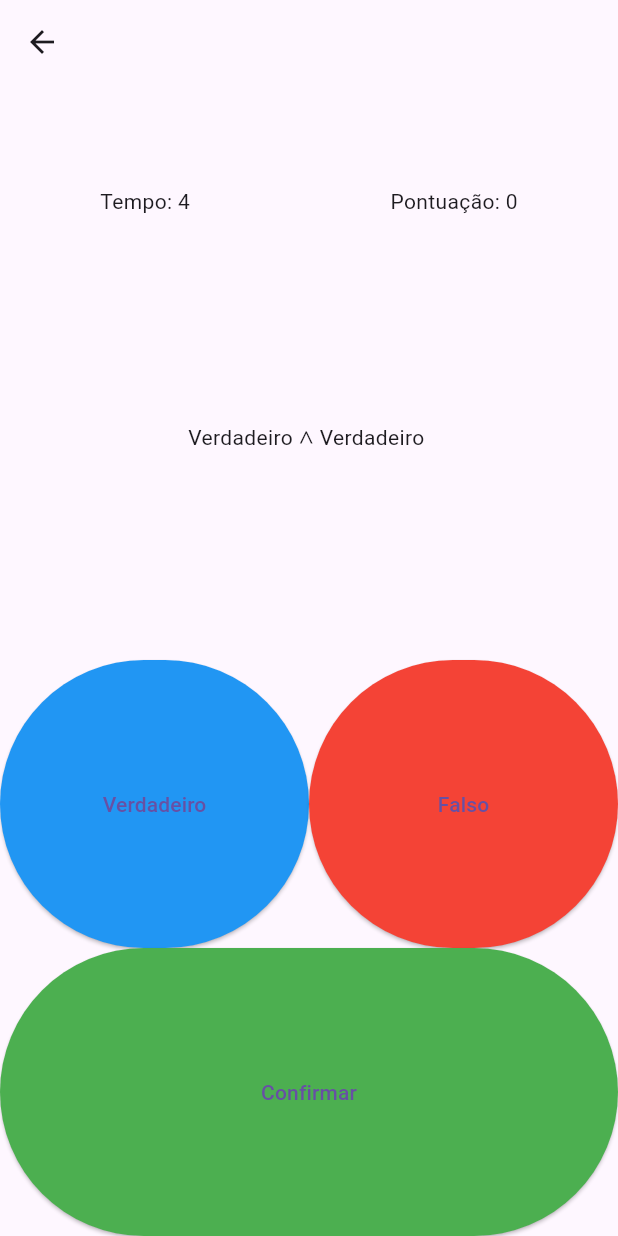
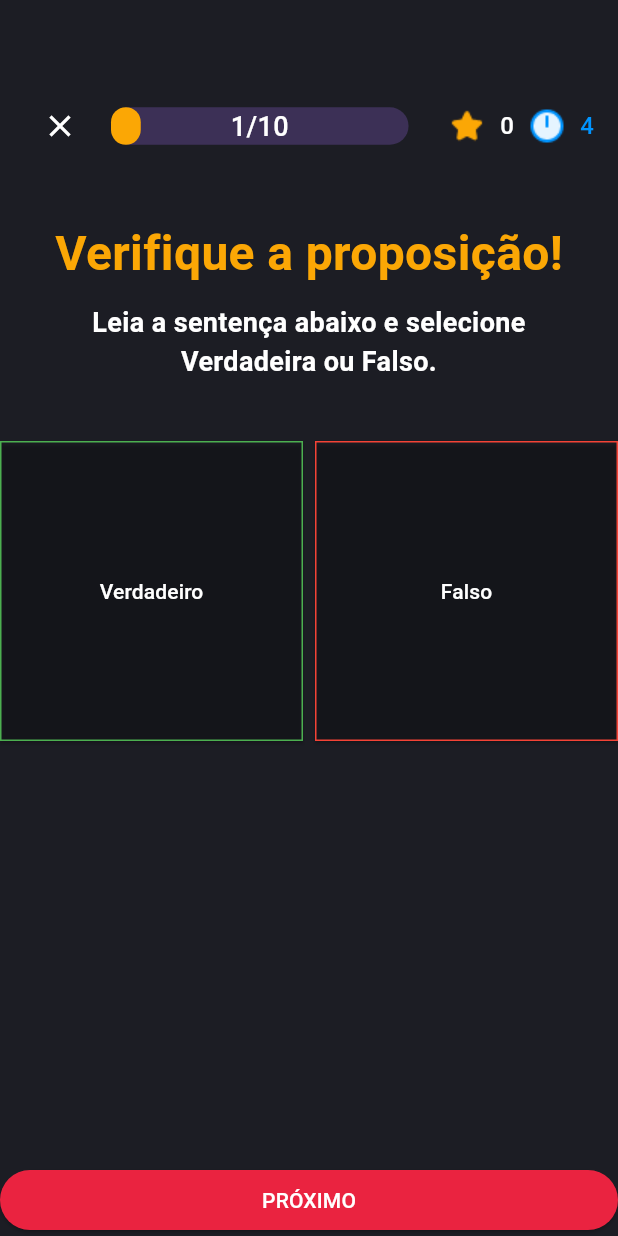
Before and after one commit to Vet0r/jogo-tabela-verdade, a Flutter app: the screen it shows after launch, after a tap on "Complete o Nível Fácil", on a phone screen of 412 x 824 dp. Run offline on Flutter 3.47's test engine with Material 3 defaults, Android fonts, the light colour scheme and no system bars; drawn by our look-alikes of percent_indicator; our stand-ins replace firebase_core; accounts and stored records are empty; Roboto replaces fonts that are missing (Quicksand).

Commit message:
altulizações da segunda pagina

```diff
--- a/jogo_logica/lib/custom_theme.dart
+++ b/jogo_logica/lib/custom_theme.dart
@@ -4,3 +4,7 @@ import 'package:flutter/services.dart';
 const Color backgroundColor = Color.fromRGBO(28, 29, 36, 100);
 const Color fontPrincipal = Color.fromRGBO(251, 167, 5, 1);
 const Color borda = Color.fromRGBO(122, 122, 122, 1);
+const Color embaixoBorda = Color.fromRGBO(60, 48, 86, 1);
+const Color CorDoBotao = Color.fromRGBO(234, 35, 64, 1);
+const Color bordaVerdadeiro = Color.fromRGBO(55, 170, 87, 1);
+const Color CorDoRelogio = Color.fromRGBO(0, 148, 255, 1);
--- a/jogo_logica/lib/jogo.dart
+++ b/jogo_logica/lib/jogo.dart
@@ -1,10 +1,13 @@
+
 import 'dart:async';
 import 'dart:math';
 
 import 'package:flutter/material.dart';
 import 'package:flutter/src/widgets/container.dart';
 import 'package:flutter/src/widgets/framework.dart';
+import 'package:jogo_logica/custom_theme.dart';
 import 'package:jogo_logica/pontuacao.dart';
+import 'package:percent_indicator/linear_percent_indicator.dart';
 
 import 'dificuldades.dart';
 
@@ -36,92 +39,179 @@ class _JogarState extends State<Jogar> {
   @override
   Widget build(BuildContext context) {
     return Scaffold(
-      appBar: AppBar(),
+      backgroundColor: backgroundColor,
+     appBar:AppBar(
+  automaticallyImplyLeading: false,
+  backgroundColor: Colors.transparent,
+  bottom: PreferredSize(
+    preferredSize: Size.fromHeight(60.0),
+    child: Padding(
+      padding: const EdgeInsets.symmetric(vertical: 8.0, horizontal: 16.0),
+      child: Row(
+        mainAxisAlignment: MainAxisAlignment.spaceBetween,
+        children: [
+          IconButton(
+            icon: Icon(Icons.close, color: Colors.white, size: 24,),
+            onPressed: () {
+
+              Navigator.of(context).pop();
+            },
+          ),
+          Expanded(
+            child: LinearPercentIndicator(
+              width: MediaQuery.of(context).size.width * 0.53,
+              animation: true,
+              lineHeight: 25.0,
+              animationDuration: 2500,
+              percent: 0.1,
+              center: Text(
+                "1/10",
+                style: TextStyle(
+                  color: Colors.white,
+                  fontSize: 18,
+                  fontWeight: FontWeight.w500,
+                ),
+              ),
+              linearStrokeCap: LinearStrokeCap.roundAll,
+              progressColor: fontPrincipal,
+              backgroundColor: embaixoBorda,
+              barRadius: Radius.circular(14),
+            ),
+          ),
+          Row(
+            children: [
+              Image.asset('assets/icons/estrela.png'),
+              SizedBox(width: 10),
+              Text(
+                "$pontuacao",
+                style: TextStyle(
+                  color: Colors.white,
+                  fontSize: 16,
+                  fontWeight: FontWeight.w500,
+                ),
+              ),
+            ],
+          ),
+          SizedBox(width: 10),
+          Row(
+            children: [
+              Image.asset('assets/icons/relogio.png'),
+              SizedBox(width: 10),
+              Text(
+                "$_start",
+                style: TextStyle(
+                  color: CorDoRelogio,
+                  fontSize: 16,
+                  fontWeight: FontWeight.w500,
+                ),
+              ),
+            ],
+          ),
+        ],
+      ),
+    ),
+  ),
+),
       body: Column(
         children: [
-          Expanded(
+          Center(
                   child: Column(
                     mainAxisAlignment: MainAxisAlignment.spaceEvenly,
                     children: [
-                Row(
-                  mainAxisAlignment: MainAxisAlignment.spaceEvenly,
-                  children: [
-                    Text("Tempo: $_start"),
-                    Container(),
-                    Text("Pontuação: $pontuacao"),
-                  ],
+                      Padding(padding: EdgeInsets.only(top: 30)),
+                      Text('Verifique a proposição!',style: TextStyle(color: fontPrincipal, fontSize: 32,fontWeight: FontWeight.w600, fontFamily: 'Quicksand'),),
+                      Padding(padding: EdgeInsets.only(top: 10)),
+                      Text("Leia a sentença abaixo e selecione\nVerdadeira ou Falso.",textAlign: TextAlign.center,
+                      style: TextStyle(color: Colors.white,fontSize: 18,fontWeight: FontWeight.w600, fontFamily: 'Quicksand')),],),
                   ),
-                Container(),
-                Text(widget.dificuldade[numero].pergunta),
-                Container()
-              ],
-            ),
-          ),
+                  Padding(padding: EdgeInsets.only(top: 40)),
           Expanded(
   child: Column(
     children: [
-              Expanded(
-                child: Row(
+      Row(
         children: [
           Expanded(
+            child: SizedBox(
+              height: 200,
+              width: 200,
               child: ElevatedButton(
                 style: ButtonStyle(
-                            backgroundColor:
-                                MaterialStateProperty.all<Color>(Colors.blue)),
+                  backgroundColor: MaterialStateProperty.all<Color>(Colors.transparent),
+                  shape: MaterialStateProperty.all<RoundedRectangleBorder>(
+                    RoundedRectangleBorder(
+                      borderRadius: BorderRadius.zero, // Bordas quadradas
+                      side: BorderSide(color: Colors.green, width: 1.0), // Borda verde
+                    ),
+                  ),
+                  minimumSize: MaterialStateProperty.all<Size>(Size(100, 100)), // Tamanho mínimo
+                ),
                 onPressed: () {
                   setState(() {
                     resp = true;
                   });
                 },
                 child: Center(
-                          child: Container(
-                            child: Text("Verdadeiro"),
+                  child: Text(
+                    "Verdadeiro",
+                    style: TextStyle(color: Colors.white), // Texto verde
                   ),
                 ),
               ),
             ),
+          ),
+          SizedBox(width: 8),
+
           Expanded(
-                      child: Container(
+            child: SizedBox(
+              height: 200,
+              width: 200,
               child: ElevatedButton(
                 style: ButtonStyle(
-                              backgroundColor:
-                                  MaterialStateProperty.all<Color>(Colors.red)),
+                  backgroundColor: MaterialStateProperty.all<Color>(Colors.transparent),
+                  shape: MaterialStateProperty.all<RoundedRectangleBorder>(
+                    RoundedRectangleBorder(
+                      borderRadius: BorderRadius.zero,
+                      side: BorderSide(color: Colors.red, width: 1.0),
+                    ),
+                  ),
+                  minimumSize: MaterialStateProperty.all<Size>(Size(100, 100)), // Tamanho mínimo
+                ),
                 onPressed: () {
                   setState(() {
                     resp = false;
                   });
                 },
                 child: Center(
-                            child: Text("Falso"),
+                  child: Text(
+                    "Falso",
+                    style: TextStyle(color: Colors.white),
+                  ),
                 ),
               ),
             ),
           ),
         ],
       ),
+    ],
   ),
-              Expanded(
-                child: Container(
+),
+              Container(
                 child: ElevatedButton(
                   style: ButtonStyle(
                       backgroundColor:
-                            MaterialStateProperty.all<Color>(Colors.green)),
+                          MaterialStateProperty.all<Color>(CorDoBotao)),
                   onPressed: () {
                     if (_start > 0) {
                       responder();
                     }
                   },
                   child: Center(
-                      child: Text("Confirmar"),
-                    ),
+                    child: Text("PRÓXIMO",style: TextStyle(color: Colors.white),),
                   ),
                 ),
               ),
             ],
-          )),
-        ],
-      ),
-    );
+          ),);
   }
 
   responder() {
--- a/jogo_logica/lib/main.dart
+++ b/jogo_logica/lib/main.dart
@@ -4,6 +4,7 @@ import 'package:flutter/widgets.dart';
 import 'package:jogo_logica/custom_theme.dart';
 import 'package:jogo_logica/dificuldades.dart';
 import 'package:jogo_logica/jogo.dart';
+import 'package:percent_indicator/linear_percent_indicator.dart';
 
 Future<void> main() async {
   WidgetsFlutterBinding.ensureInitialized();
@@ -41,9 +42,9 @@ class _MyHomePageState extends State<MyHomePage> {
     return Scaffold(
       backgroundColor: backgroundColor,
       appBar: AppBar(
-        backgroundColor: backgroundColor,
+        backgroundColor: Colors.transparent,
         automaticallyImplyLeading: false,
-        title: Text('Jerry'),
+        title: Text('Jerry', style: TextStyle(color: Colors.white),),
       ),
       body: Center(
         child: Column(
@@ -64,7 +65,7 @@ class _MyHomePageState extends State<MyHomePage> {
       color: borda,
       width: 1.0,
     ),
-    borderRadius: BorderRadius.circular(8.0), // Raio dos cantos da borda
+    borderRadius: BorderRadius.circular(8.0),
   ),
   child: TextButton(
     onPressed: () {
@@ -82,11 +83,11 @@ class _MyHomePageState extends State<MyHomePage> {
         mainAxisAlignment: MainAxisAlignment.center,
         children: [
           Image.asset(
-            'assets/icons/gema.png', // Caminho para a imagem
+            'assets/icons/gema.png',
             width: MediaQuery.of(context).size.width * 0.12,
             height: MediaQuery.of(context).size.height * 0.08,
           ),
-          SizedBox(width: 20.0),
+          Padding(padding: EdgeInsets.only(left: 25)),
           Column(
             crossAxisAlignment: CrossAxisAlignment.start,
             children: [
@@ -96,49 +97,31 @@ class _MyHomePageState extends State<MyHomePage> {
                     'Complete o Nível Fácil',
                     style: TextStyle(color: Colors.white, fontSize: 18, fontWeight: FontWeight.w500),
                   ),
-                  Padding(padding: EdgeInsets.only(left: 70)),
+                  Padding(padding: EdgeInsets.only(left: 45)),
                   Icon(Icons.arrow_forward_ios, color: Colors.white),
                 ],
               ),
-              SizedBox(height: 10.0), // Espaço entre o texto e a barra de progresso
-              Container(
-                width: MediaQuery.of(context).size.width * 0.67, // Largura da barra de progresso
-                height: 25.0,
-                decoration: BoxDecoration(
-                  color: Colors.grey[700], // Cor de fundo da barra
-                  borderRadius: BorderRadius.circular(18.0),
-                ),
-                child: Stack(
-                  children: [
-                    FractionallySizedBox(
-                      alignment: Alignment.centerLeft,
-                      widthFactor: 1.0, // Proporção do progresso (0.0 a 1.0)
-                      child: Container(
-                        decoration: BoxDecoration(
-                          color: fontPrincipal, // Cor da parte preenchida da barra
-                          borderRadius: BorderRadius.circular(18.0),
-                        ),
-                      ),
-                    ),
-                    Center(
-                      child: Text(
-                        '10/10', // Texto dentro da barra de progresso
-                        style: TextStyle(color: Colors.white, fontSize: 16, fontWeight: FontWeight.w600),
-                      ),
-                    ),
-                  ],
-                ),
+              SizedBox(height: 10.0),
+             LinearPercentIndicator(
+                width: MediaQuery.of(context).size.width *0.62,
+                animation: true,
+                lineHeight: 25.0,
+                animationDuration: 2500,
+                percent: 1,
+                center: Text("10/10", style: TextStyle(color: Colors.white,fontSize: 18, fontWeight: FontWeight.w500),),
+                linearStrokeCap: LinearStrokeCap.roundAll,
+                progressColor:fontPrincipal ,
+                backgroundColor: embaixoBorda,
+                barRadius: Radius.circular(14),
               ),
+
             ],
           ),
-          Spacer(),
-
         ],
       ),
     ),
   ),
 ),
-
             Container(
   padding: const EdgeInsets.all(8.0),
   decoration: BoxDecoration(
@@ -146,7 +129,7 @@ class _MyHomePageState extends State<MyHomePage> {
       color: borda,
       width: 1.0,
     ),
-    borderRadius: BorderRadius.circular(8.0), // Raio dos cantos da borda
+    borderRadius: BorderRadius.circular(8.0),
   ),
   child: TextButton(
     onPressed: () {
@@ -164,11 +147,11 @@ class _MyHomePageState extends State<MyHomePage> {
         mainAxisAlignment: MainAxisAlignment.center,
         children: [
           Image.asset(
-            'assets/icons/cristal.png', // Caminho para a imagem
+            'assets/icons/cristal.png',
             width: MediaQuery.of(context).size.width * 0.12,
             height: MediaQuery.of(context).size.height * 0.08,
           ),
-          SizedBox(width: 20.0),
+         Padding(padding: EdgeInsets.only(left: 25)),
           Column(
             crossAxisAlignment: CrossAxisAlignment.start,
             children: [
@@ -178,57 +161,38 @@ class _MyHomePageState extends State<MyHomePage> {
                     'Complete o Nível Médio',
                     style: TextStyle(color: Colors.white, fontSize: 18, fontWeight: FontWeight.w500),
                   ),
-                  Padding(padding: EdgeInsets.only(left: 70)),
+                  Padding(padding: EdgeInsets.only(left: 35)),
                   Icon(Icons.arrow_forward_ios, color: Colors.white),
                 ],
               ),
-              SizedBox(height: 10.0), // Espaço entre o texto e a barra de progresso
-              Container(
-                width: MediaQuery.of(context).size.width * 0.67, // Largura da barra de progresso
-                height: 25.0,
-                decoration: BoxDecoration(
-                  color: Colors.grey[700], // Cor de fundo da barra
-                  borderRadius: BorderRadius.circular(18.0),
-                ),
-                child: Stack(
-                  children: [
-                    FractionallySizedBox(
-                      alignment: Alignment.centerLeft,
-                      widthFactor: 1.0, // Proporção do progresso (0.0 a 1.0)
-                      child: Container(
-                        decoration: BoxDecoration(
-                          color: fontPrincipal, // Cor da parte preenchida da barra
-                          borderRadius: BorderRadius.circular(18.0),
-                        ),
-                      ),
-                    ),
-                    Center(
-                      child: Text(
-                        '10/10', // Texto dentro da barra de progresso
-                        style: TextStyle(color: Colors.white, fontSize: 16, fontWeight: FontWeight.w600),
-                      ),
-                    ),
-                  ],
-                ),
+              SizedBox(height: 10.0),
+               LinearPercentIndicator(
+                width: MediaQuery.of(context).size.width *0.62,
+                animation: true,
+                lineHeight: 25.0,
+                animationDuration: 2500,
+                percent: 0.4,
+                center: Text("4/10", style: TextStyle(color: Colors.white,fontSize: 18, fontWeight: FontWeight.w500),),
+                linearStrokeCap: LinearStrokeCap.roundAll,
+                progressColor:fontPrincipal ,
+                backgroundColor: embaixoBorda,
+                barRadius: Radius.circular(14),
               ),
             ],
           ),
-          Spacer(),
-
         ],
       ),
     ),
   ),
 ),
-
-          Container(
+Container(
   padding: const EdgeInsets.all(8.0),
   decoration: BoxDecoration(
     border: Border.all(
       color: borda,
       width: 1.0,
     ),
-    borderRadius: BorderRadius.circular(8.0), // Raio dos cantos da borda
+    borderRadius: BorderRadius.circular(8.0),
   ),
   child: TextButton(
     onPressed: () {
@@ -246,11 +210,11 @@ class _MyHomePageState extends State<MyHomePage> {
         mainAxisAlignment: MainAxisAlignment.center,
         children: [
           Image.asset(
-            'assets/icons/diamante.png', // Caminho para a imagem
+            'assets/icons/diamante.png',
             width: MediaQuery.of(context).size.width * 0.12,
             height: MediaQuery.of(context).size.height * 0.08,
           ),
-          SizedBox(width: 20.0),
+          Padding(padding: EdgeInsets.only(left: 25)),
           Column(
             crossAxisAlignment: CrossAxisAlignment.start,
             children: [
@@ -260,43 +224,26 @@ class _MyHomePageState extends State<MyHomePage> {
                     'Complete o Nível Difícil',
                     style: TextStyle(color: Colors.white, fontSize: 18, fontWeight: FontWeight.w500),
                   ),
-                  Padding(padding: EdgeInsets.only(left: 70)),
+                  Padding(padding: EdgeInsets.only(left: 35)),
                   Icon(Icons.arrow_forward_ios, color: Colors.white),
                 ],
               ),
               SizedBox(height: 10.0), // Espaço entre o texto e a barra de progresso
-              Container(
-                width: MediaQuery.of(context).size.width * 0.67, // Largura da barra de progresso
-                height: 25.0,
-                decoration: BoxDecoration(
-                  color: Colors.grey[700], // Cor de fundo da barra
-                  borderRadius: BorderRadius.circular(18.0),
-                ),
-                child: Stack(
-                  children: [
-                    FractionallySizedBox(
-                      alignment: Alignment.centerLeft,
-                      widthFactor: 1.0, // Proporção do progresso (0.0 a 1.0)
-                      child: Container(
-                        decoration: BoxDecoration(
-                          color: fontPrincipal, // Cor da parte preenchida da barra
-                          borderRadius: BorderRadius.circular(18.0),
-                        ),
-                      ),
-                    ),
-                    Center(
-                      child: Text(
-                        '10/10', // Texto dentro da barra de progresso
-                        style: TextStyle(color: Colors.white, fontSize: 16, fontWeight: FontWeight.w600),
-                      ),
-                    ),
-                  ],
-                ),
+
+              LinearPercentIndicator(
+                width: MediaQuery.of(context).size.width *0.62,
+                animation: true,
+                lineHeight: 25.0,
+                animationDuration: 2500,
+                percent: 0.0,
+                center: Text("0/10", style: TextStyle(color: Colors.white,fontSize: 18, fontWeight: FontWeight.w500),),
+                linearStrokeCap: LinearStrokeCap.roundAll,
+                progressColor:fontPrincipal ,
+                backgroundColor: embaixoBorda,
+                barRadius: Radius.circular(14),
               ),
             ],
           ),
-          Spacer(),
-
         ],
       ),
     ),
--- a/jogo_logica/pubspec.yaml
+++ b/jogo_logica/pubspec.yaml
@@ -40,6 +40,7 @@ dependencies:
   firebase_core: ^2.24.2
   cloud_firestore: ^4.14.0
   flutter_svg: ^2.0.10+1
+  percent_indicator: ^4.2.3
 
 dev_dependencies:
   flutter_test:
@@ -69,6 +70,8 @@ flutter:
    - assets/icons/cristal.png
    - assets/icons/diamante.png
    - assets/icons/gema.png
+   - assets/icons/relogio.png
+   - assets/icons/estrela.png
 
 
 
```
Also changed, not shown: jogo_logica/assets/icons/estrela.png (added), jogo_logica/assets/icons/relogio.png (added). Lines whose indentation alone changed are shown as unchanged.
